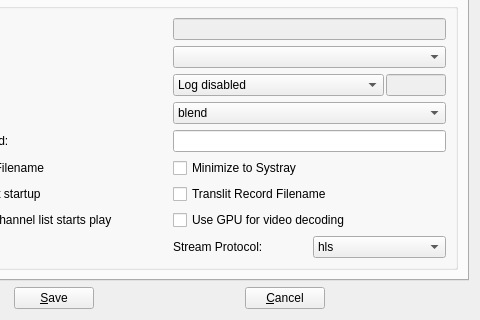
code-google-com/vlc-record, file branches/sunduk.tv/forms/csettingsdlg.ui: the form before one commit; both pictures show x 141 to 621 and y 237 to 557 of the 621 by 557 pixel window.
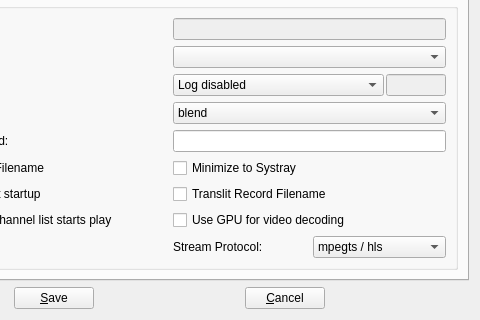
The form after the commit. The open tabs and pages were chosen to show the change. Icons and pictures are not drawn. Custom widgets are drawn as their Qt base class.

Commit message: mpegts / hls is now default stream protocol

```diff
--- a/branches/sunduk.tv/forms/csettingsdlg.ui
+++ b/branches/sunduk.tv/forms/csettingsdlg.ui
@@ -763,7 +763,7 @@
              <widget class="QComboBox" name="cbxStreamFormat">
               <item>
                <property name="text">
-                <string>hls</string>
+                <string>mpegts / hls</string>
                </property>
               </item>
               <item>
```
Left out of the diff: 2 changed lines with no effect on the pictures.
